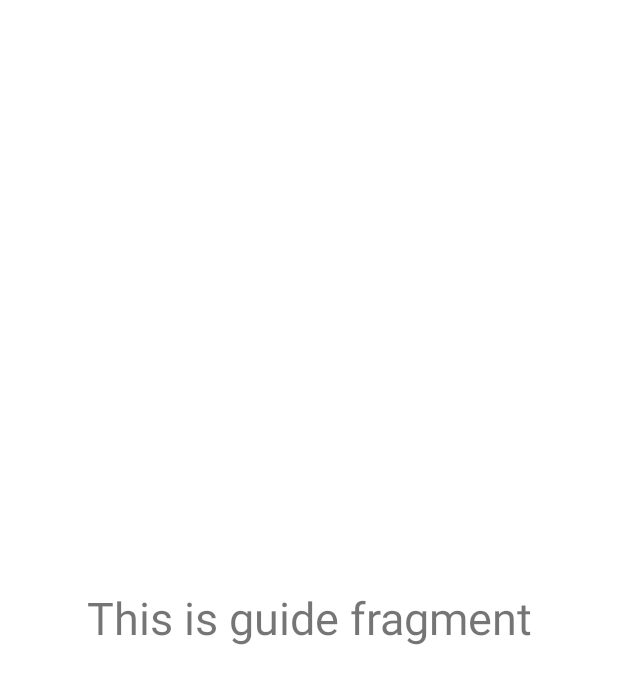
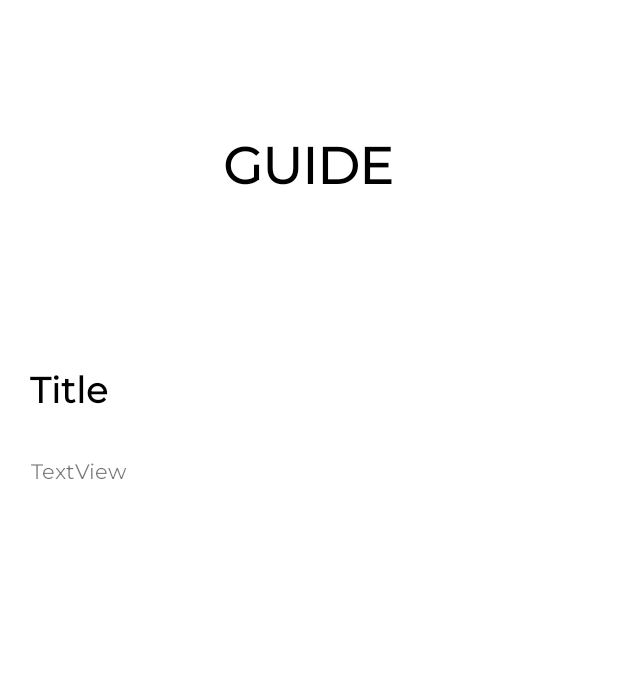
Before and after one commit to Yuhao-1999/Investment-Management, an Android app: the fragment GuideFragment shown on its own in the app's theme, on a phone screen of 412 x 824 dp. Shown: the top 684 px of the screen. Run offline under Robolectric (Android 15) with nearby library versions, the phone set to English and light mode, and no system bars.

```diff
--- a/app/src/main/res/layout/fragment_guide.xml
+++ b/app/src/main/res/layout/fragment_guide.xml
@@ -1,17 +1,55 @@
 <?xml version="1.0" encoding="utf-8"?>
-<FrameLayout xmlns:android="http://schemas.android.com/apk/res/android"
+<androidx.constraintlayout.widget.ConstraintLayout xmlns:android="http://schemas.android.com/apk/res/android"
+    xmlns:app="http://schemas.android.com/apk/res-auto"
     xmlns:tools="http://schemas.android.com/tools"
     android:layout_width="match_parent"
-    android:layout_height="match_parent"
-    tools:context=".GuideFragment">
+    android:layout_height="match_parent">
 
-    <!-- TODO: Update blank fragment layout -->
     <TextView
-        android:layout_width="match_parent"
-        android:layout_height="match_parent"
-        android:text="This is guide fragment"
-        android:gravity="center"
-        android:textSize="30dp"/>
+        android:id="@+id/textView5"
+        android:layout_width="wrap_content"
+        android:layout_height="wrap_content"
+        android:layout_marginTop="48dp"
+        android:layout_marginBottom="126dp"
+        android:fontFamily="@font/montserrat"
+        android:text="@string/guide"
+        android:textAlignment="center"
+        android:textColor="#000000"
+        android:textSize="34sp"
+        android:textStyle="bold"
+        app:layout_constraintBottom_toTopOf="@+id/textView7"
+        app:layout_constraintEnd_toEndOf="parent"
+        app:layout_constraintHorizontal_bias="0.498"
+        app:layout_constraintStart_toStartOf="parent"
+        app:layout_constraintTop_toTopOf="parent" />
 
+    <TextView
+        android:id="@+id/textView6"
+        android:layout_width="78dp"
+        android:layout_height="40dp"
+        android:layout_marginTop="8dp"
+        android:fontFamily="@font/montserrat"
+        android:text="@string/title"
+        android:textColor="#000000"
+        android:textSize="24sp"
+        android:textStyle="bold"
+        app:layout_constraintBottom_toTopOf="@+id/textView7"
+        app:layout_constraintEnd_toEndOf="parent"
+        app:layout_constraintHorizontal_bias="0.06"
+        app:layout_constraintStart_toStartOf="parent"
+        app:layout_constraintTop_toTopOf="parent"
+        app:layout_constraintVertical_bias="0.92" />
 
-</FrameLayout>
+    <TextView
+        android:id="@+id/textView7"
+        android:layout_width="372dp"
+        android:layout_height="478dp"
+        android:fontFamily="@font/montserrat"
+        android:text="@string/textview"
+        app:layout_constraintBottom_toBottomOf="parent"
+        app:layout_constraintEnd_toEndOf="parent"
+        app:layout_constraintHorizontal_bias="0.512"
+        app:layout_constraintStart_toStartOf="parent"
+        app:layout_constraintTop_toBottomOf="@+id/textView5"
+        app:layout_constraintVertical_bias="0.818" />
+</androidx.constraintlayout.widget.ConstraintLayout>
```
Also changed, not shown: app/src/main/res/layout/fragment_investment.xml (+18 -11 lines), app/src/main/res/layout/guide.xml (deleted, +0 -55 lines), app/src/main/res/layout/investment_row.xml (deleted, +0 -23 lines), app/src/main/res/layout/investments_listview.xml (renamed from app/src/main/res/layout/investments.xml).
